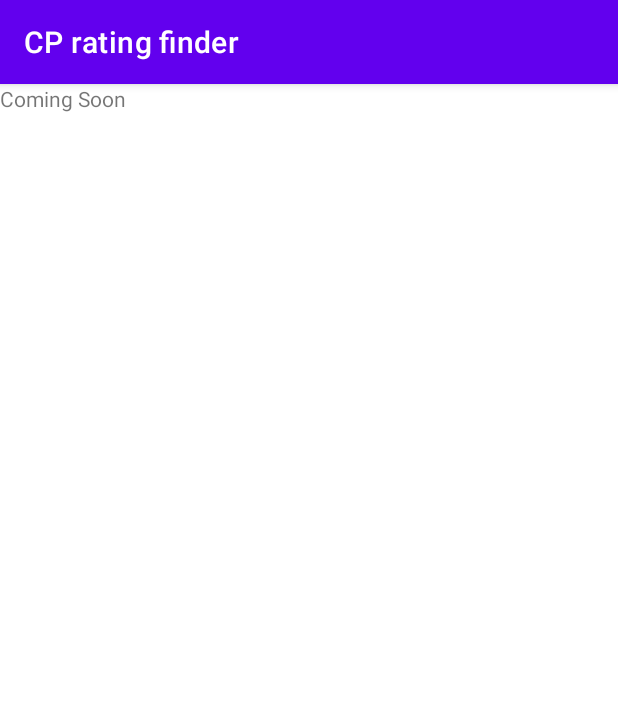
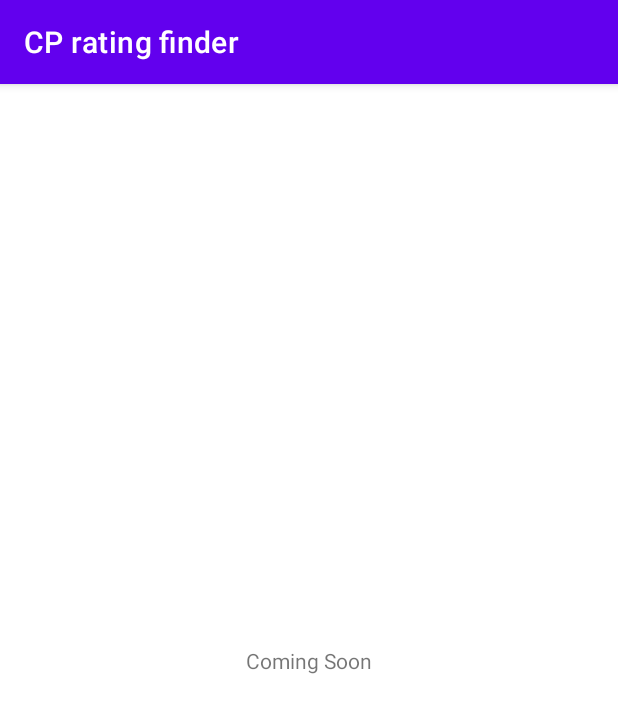
Before and after one commit to shubhamgarg1671/ratingfinder, an Android app: the FriendList screen opened directly, with no data from a screen before it, on a phone screen of 412 x 824 dp. Shown: the top 713 px of the screen. Run offline under Robolectric (Android 15) with nearby library versions, the phone set to English and light mode, and no system bars.

Commit message:
some minor changes

```diff
--- a/app/src/main/res/layout/activity_friend_list.xml
+++ b/app/src/main/res/layout/activity_friend_list.xml
@@ -11,6 +11,8 @@
         android:layout_width="wrap_content"
         android:layout_height="wrap_content"
         android:text="Coming Soon"
-        tools:layout_editor_absoluteX="152dp"
-        tools:layout_editor_absoluteY="256dp" />
+        app:layout_constraintBottom_toBottomOf="parent"
+        app:layout_constraintEnd_toEndOf="parent"
+        app:layout_constraintStart_toStartOf="parent"
+        app:layout_constraintTop_toTopOf="parent" />
 </androidx.constraintlayout.widget.ConstraintLayout>
```
